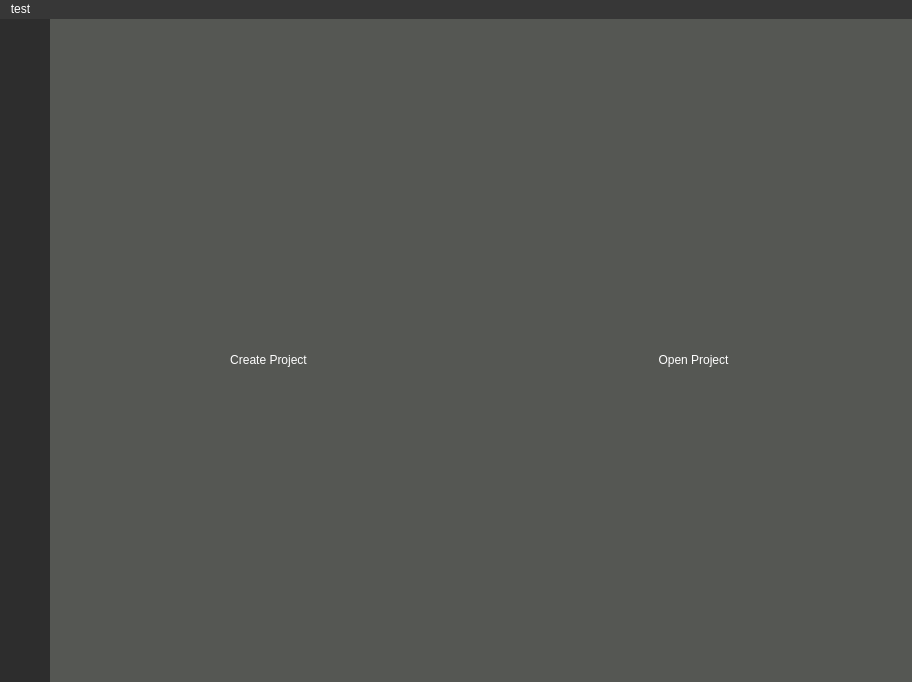
Before: the Qt Designer form yoloAnt.ui in Lachie1011/YoloAnt, drawn with Qt 5.
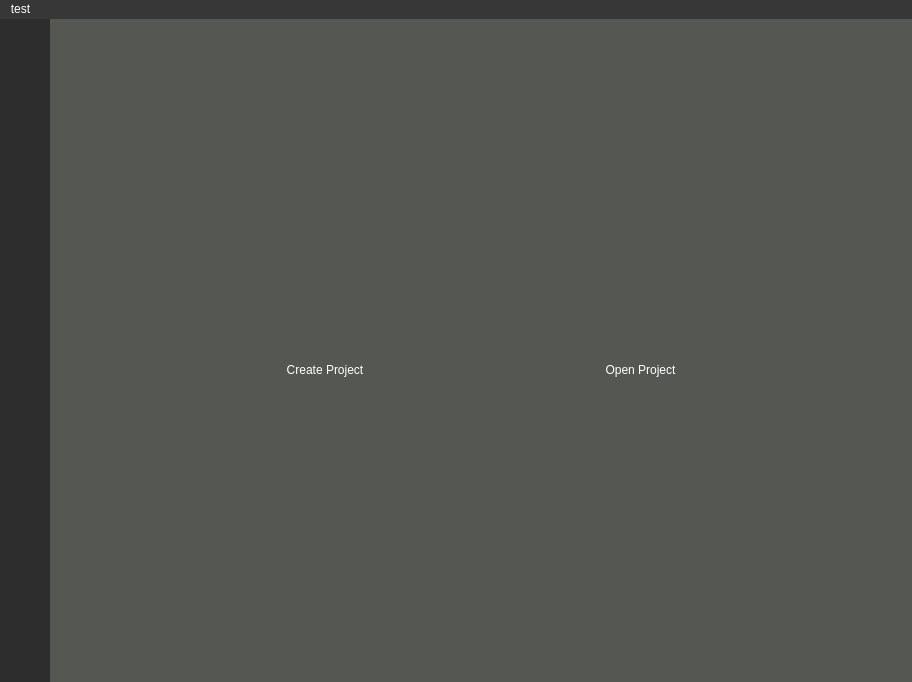
After: the same form once the commit is applied. Icons and pictures are not drawn.

Commit message: Improved start page UI and added open project func

```diff
--- a/yoloAnt.ui
+++ b/yoloAnt.ui
@@ -6,7 +6,7 @@
    <rect>
     <x>0</x>
     <y>0</y>
-    <width>862</width>
+    <width>912</width>
     <height>682</height>
    </rect>
   </property>
@@ -369,6 +369,19 @@
          </property>
          <widget class="QWidget" name="entryPage">
           <layout class="QHBoxLayout" name="horizontalLayout_2">
+           <item>
+            <spacer name="horizontalSpacer">
+             <property name="orientation">
+              <enum>Qt::Horizontal</enum>
+             </property>
+             <property name="sizeHint" stdset="0">
+              <size>
+               <width>40</width>
+               <height>20</height>
+              </size>
+             </property>
+            </spacer>
+           </item>
            <item>
             <widget class="QFrame" name="createProjectFrame">
              <property name="frameShape">
@@ -379,10 +392,10 @@
              </property>
              <layout class="QVBoxLayout" name="verticalLayout_6">
               <property name="spacing">
-               <number>0</number>
+               <number>20</number>
               </property>
               <item>
-               <spacer name="verticalSpacer_4">
+               <spacer name="verticalSpacer_3">
                 <property name="orientation">
                  <enum>Qt::Vertical</enum>
                 </property>
@@ -396,6 +409,12 @@
               </item>
               <item>
                <widget class="QPushButton" name="createProjectBtn">
+                <property name="layoutDirection">
+                 <enum>Qt::LeftToRight</enum>
+                </property>
+                <property name="styleSheet">
+                 <string notr="true"/>
+                </property>
                 <property name="text">
                  <string/>
                 </property>
@@ -405,8 +424,8 @@
                 </property>
                 <property name="iconSize">
                  <size>
-                  <width>100</width>
-                  <height>100</height>
+                  <width>200</width>
+                  <height>200</height>
                  </size>
                 </property>
                </widget>
@@ -443,6 +462,19 @@
              </layout>
             </widget>
            </item>
+           <item>
+            <spacer name="horizontalSpacer_3">
+             <property name="orientation">
+              <enum>Qt::Horizontal</enum>
+             </property>
+             <property name="sizeHint" stdset="0">
+              <size>
+               <width>40</width>
+               <height>20</height>
+              </size>
+             </property>
+            </spacer>
+           </item>
            <item>
             <widget class="QFrame" name="openProjectFrame">
              <property name="sizePolicy">
@@ -468,7 +500,7 @@
              </property>
              <layout class="QVBoxLayout" name="_2">
               <property name="spacing">
-               <number>0</number>
+               <number>20</number>
               </property>
               <property name="sizeConstraint">
                <enum>QLayout::SetDefaultConstraint</enum>
@@ -497,8 +529,8 @@
                 </property>
                 <property name="iconSize">
                  <size>
-                  <width>100</width>
-                  <height>100</height>
+                  <width>200</width>
+                  <height>200</height>
                  </size>
                 </property>
                </widget>
@@ -532,7 +564,7 @@
                </widget>
               </item>
               <item>
-               <spacer name="verticalSpacer_3">
+               <spacer name="verticalSpacer_4">
                 <property name="orientation">
                  <enum>Qt::Vertical</enum>
                 </property>
@@ -547,6 +579,19 @@
              </layout>
             </widget>
            </item>
+           <item>
+            <spacer name="horizontalSpacer_2">
+             <property name="orientation">
+              <enum>Qt::Horizontal</enum>
+             </property>
+             <property name="sizeHint" stdset="0">
+              <size>
+               <width>40</width>
+               <height>20</height>
+              </size>
+             </property>
+            </spacer>
+           </item>
           </layout>
          </widget>
          <widget class="QWidget" name="annotationPage">
```
Left out of the diff: 2 changed lines with no effect on the pictures. The commit also changes 5 other files.
